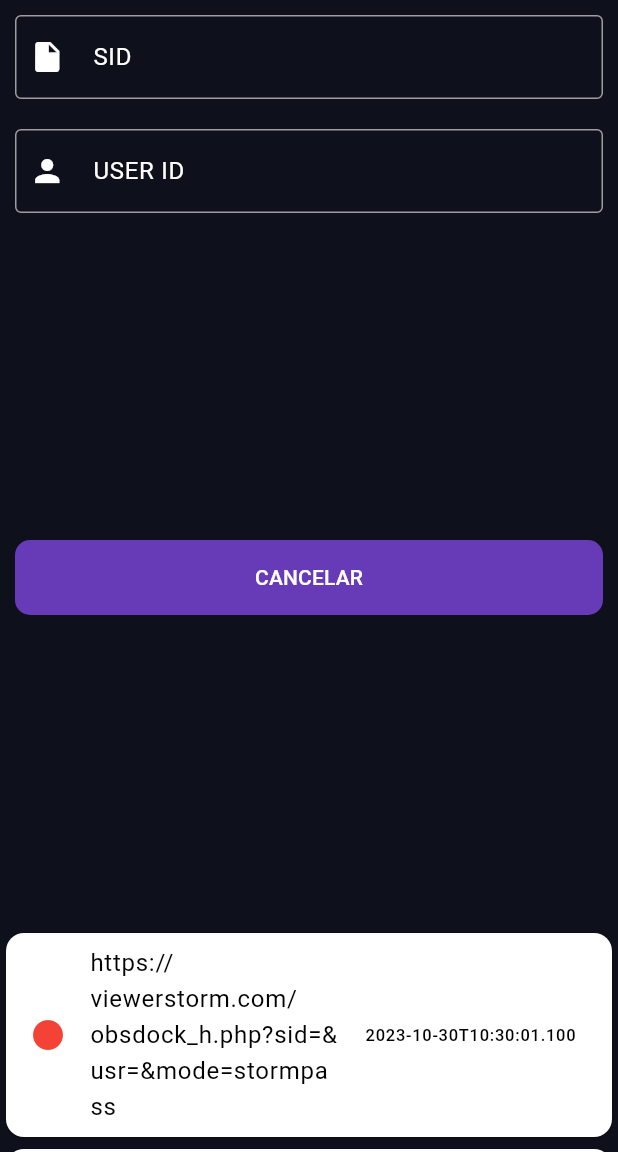
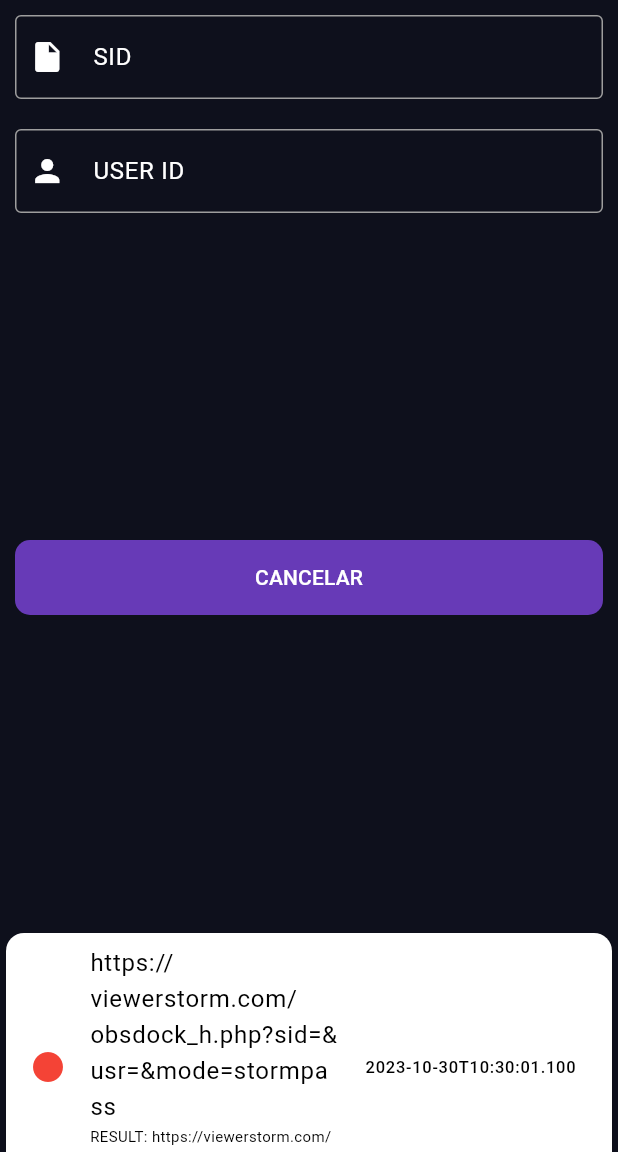
Before and after one commit to chdev11/auto_stormpass, a Flutter app: the screen it shows after launch, after a tap on "INICIAR", on a phone screen of 412 x 824 dp, the part 84-1236 px from its top. Run offline on Flutter 3.47's test engine with Material 2 defaults, Android fonts, the phone set to English and light mode, and no system bars; our stand-ins replace dio, flutter_mobx, flutter_modular, mobx; missing offline and left inert: desktop_window; generated files the repository leaves out were written again; network calls fail.

Commit message:
[ADD] Added URL to Request entity

```diff
--- a/lib/app/modules/home/home_page.dart
+++ b/lib/app/modules/home/home_page.dart
@@ -92,7 +92,11 @@ class HomePageState extends State<HomePage> {
                               }
                             }(),
                           ),
-                          title: Text(request.realUri.toString()),
+                          title: Text(request.url.toString()),
+                          subtitle: Text(
+                            'RESULT: ${request.realUri.toString()}',
+                            style: const TextStyle(fontSize: 10),
+                          ),
                           trailing: Text(request.createdAt.toIso8601String()),
                         ),
                       ),
--- a/lib/app/modules/home/home_store.dart
+++ b/lib/app/modules/home/home_store.dart
@@ -27,10 +27,12 @@ abstract class HomeStoreBase with Store {
           validateStatus: (status) => status! < 505,
         )).get(url);
 
-        requestList.add(CustomResponse.fromResponse(result, DateTime.now()));
+        requestList
+            .add(CustomResponse.fromResponse(result, url, DateTime.now()));
       } catch (e) {
         requestList.add(
           CustomResponse(
+              url: url,
               requestOptions: RequestOptions(baseUrl: url),
               createdAt: DateTime.now(),
               statusCode: 500,
@@ -67,6 +69,7 @@ class HomeError extends IHomeState {
 }
 
 class CustomResponse extends Response {
+  final String url;
   final DateTime createdAt;
 
   CustomResponse({
@@ -78,10 +81,12 @@ class CustomResponse extends Response {
     super.redirects,
     super.extra,
     super.headers,
+    required this.url,
     required this.createdAt,
   });
 
-  factory CustomResponse.fromResponse(Response response, DateTime createdAt) {
+  factory CustomResponse.fromResponse(
+      Response response, String url, DateTime createdAt) {
     return CustomResponse(
       data: response.data,
       requestOptions: response.requestOptions,
@@ -91,6 +96,7 @@ class CustomResponse extends Response {
       redirects: response.redirects,
       extra: response.extra,
       headers: response.headers,
+      url: url,
       createdAt: createdAt,
     );
   }
```
